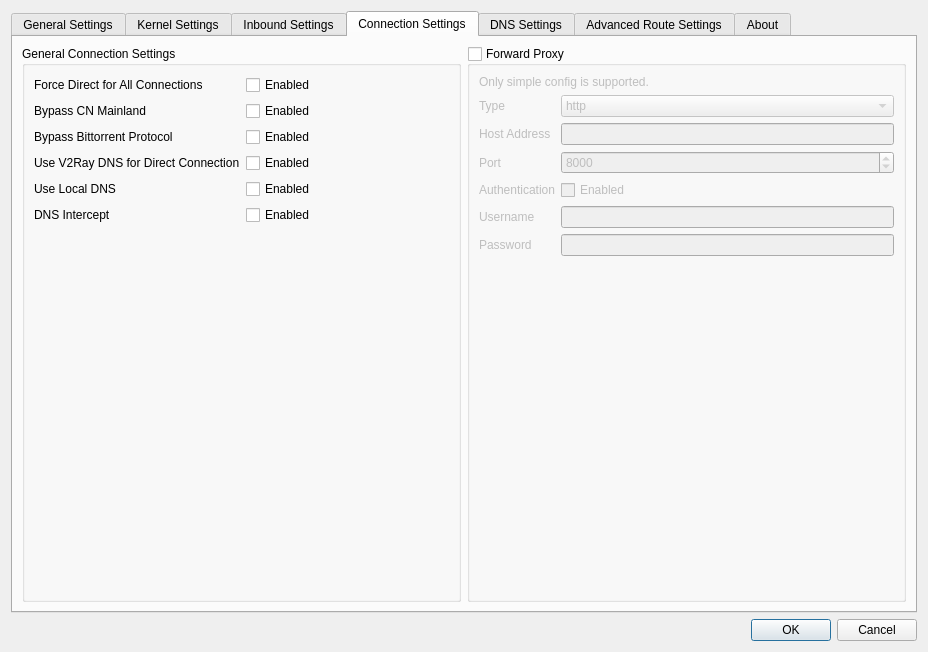
Before: the Qt Designer form src/ui/widgets/windows/w_PreferencesWindow.ui in Qv2ray/Qv2ray, drawn with Qt 5.
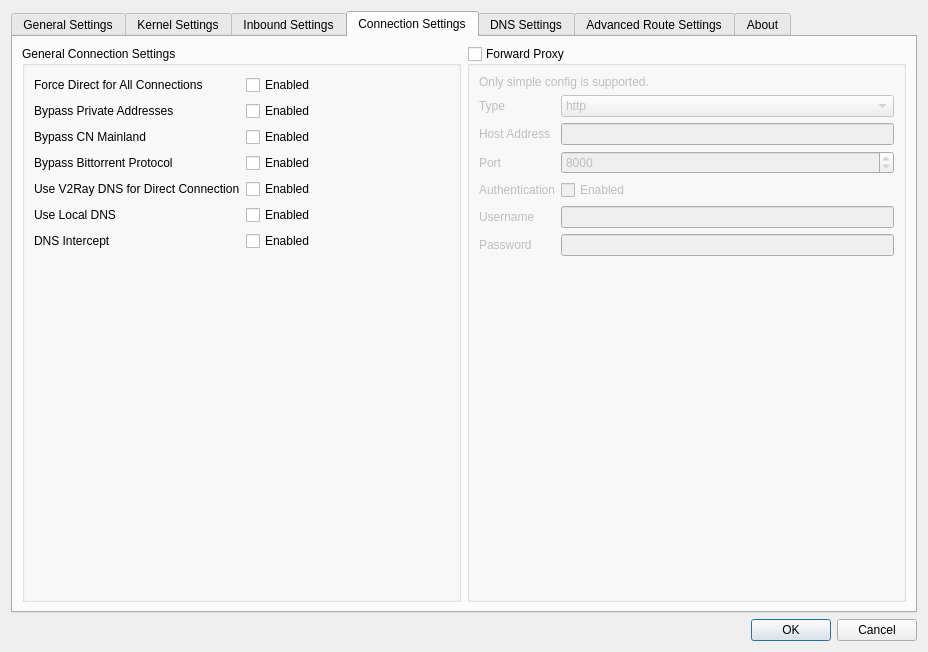
After: the same form once the commit is applied. The open tabs and pages were chosen to show the change. Icons and pictures are not drawn.

Commit message: add: added option for "bypassLAN"

```diff
--- a/src/ui/widgets/windows/w_PreferencesWindow.ui
+++ b/src/ui/widgets/windows/w_PreferencesWindow.ui
@@ -1514,7 +1514,7 @@
             </property>
            </widget>
           </item>
-          <item row="1" column="0">
+          <item row="2" column="0">
            <widget class="QLabel" name="label_17">
             <property name="text">
              <string>Bypass CN Mainland</string>
@@ -1524,14 +1524,14 @@
             </property>
            </widget>
           </item>
-          <item row="1" column="1">
+          <item row="2" column="1">
            <widget class="QCheckBox" name="bypassCNCb">
             <property name="text">
              <string>Enabled</string>
             </property>
            </widget>
           </item>
-          <item row="2" column="0">
+          <item row="3" column="0">
            <widget class="QLabel" name="label_76">
             <property name="text">
              <string>Bypass Bittorrent Protocol</string>
@@ -1541,14 +1541,14 @@
             </property>
            </widget>
           </item>
-          <item row="2" column="1">
+          <item row="3" column="1">
            <widget class="QCheckBox" name="bypassBTCb">
             <property name="text">
              <string>Enabled</string>
             </property>
            </widget>
           </item>
-          <item row="3" column="0">
+          <item row="4" column="0">
            <widget class="QLabel" name="label_75">
             <property name="text">
              <string>Use V2Ray DNS for Direct Connection</string>
@@ -1558,14 +1558,14 @@
             </property>
            </widget>
           </item>
-          <item row="3" column="1">
+          <item row="4" column="1">
            <widget class="QCheckBox" name="DnsFreedomCb">
             <property name="text">
              <string>Enabled</string>
             </property>
            </widget>
           </item>
-          <item row="4" column="0">
+          <item row="5" column="0">
            <widget class="QLabel" name="label_18">
             <property name="text">
              <string>Use Local DNS</string>
@@ -1575,14 +1575,14 @@
             </property>
            </widget>
           </item>
-          <item row="4" column="1">
+          <item row="5" column="1">
            <widget class="QCheckBox" name="localDNSCb">
             <property name="text">
              <string>Enabled</string>
             </property>
            </widget>
           </item>
-          <item row="5" column="0">
+          <item row="6" column="0">
            <widget class="QLabel" name="label_39">
             <property name="text">
              <string>DNS Intercept</string>
@@ -1592,13 +1592,27 @@
             </property>
            </widget>
           </item>
-          <item row="5" column="1">
+          <item row="6" column="1">
            <widget class="QCheckBox" name="dnsIntercept">
             <property name="text">
              <string>Enabled</string>
             </property>
            </widget>
           </item>
+          <item row="1" column="1">
+           <widget class="QCheckBox" name="bypassPrivateCb">
+            <property name="text">
+             <string>Enabled</string>
+            </property>
+           </widget>
+          </item>
+          <item row="1" column="0">
+           <widget class="QLabel" name="label_41">
+            <property name="text">
+             <string>Bypass Private Addresses</string>
+            </property>
+           </widget>
+          </item>
          </layout>
         </widget>
        </item>
```
Left out of the diff: 4 changed lines with no effect on the pictures. The commit also changes 7 other files.
